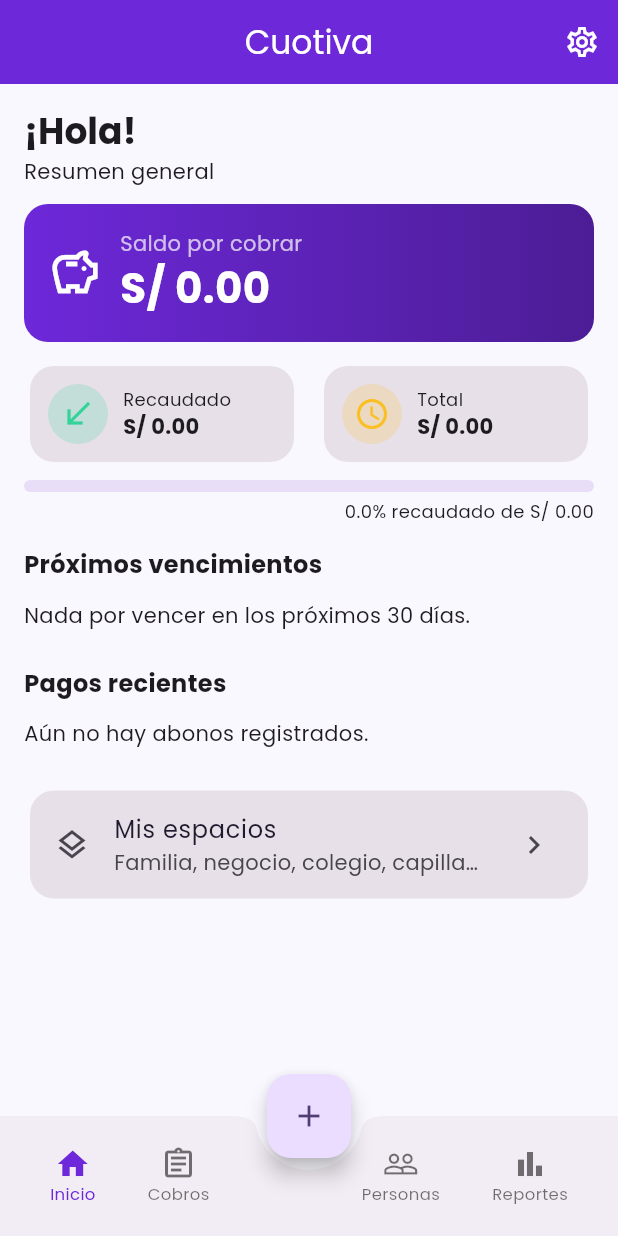
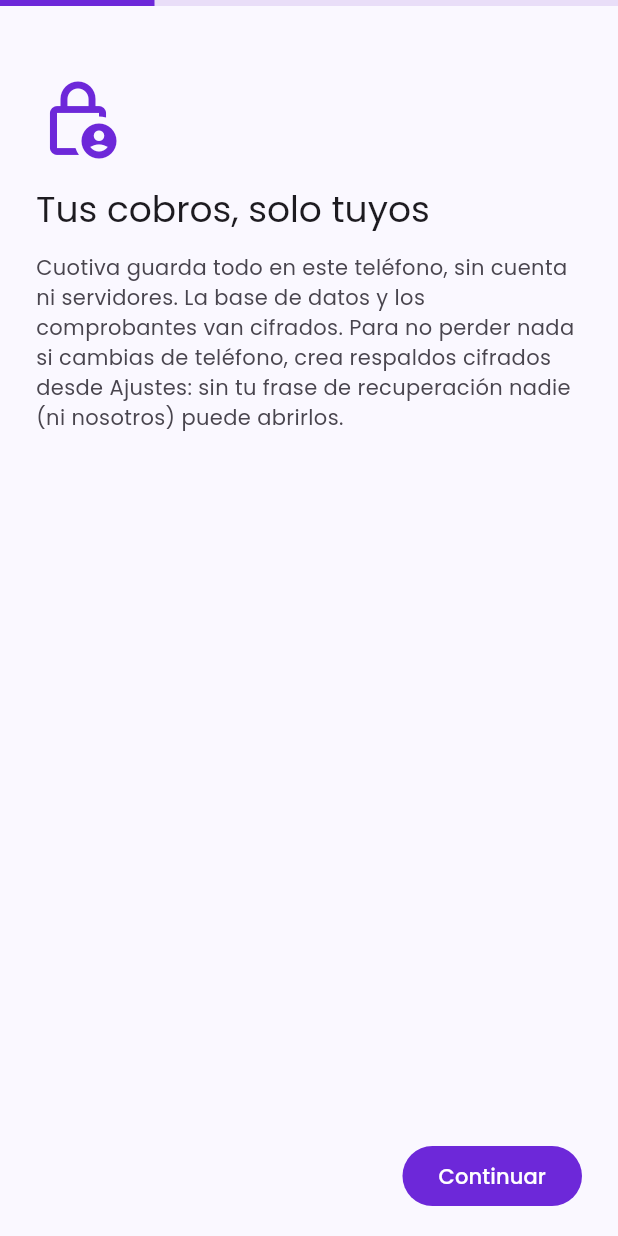
Before and after one commit to jorarmarfin/cuotiva, a Flutter app: the screen it shows after launch, on a phone screen of 412 x 824 dp. Run offline on Flutter 3.47's test engine with Material 3 defaults, Android fonts, the phone set to English and light mode, and no system bars; our stand-ins replace animate_do, drift, file_picker, flutter_local_notifications, flutter_riverpod, flutter_secure_storage and 10 more; missing offline and left inert: cryptography, in_app_update, sqlite3; accounts and stored records are empty; generated files the repository leaves out were written again.

Commit message:
feat: recordatorios locales de cuotas y onboarding de primer uso
Co-Authored-By: Claude Sonnet 5.5 <noreply@anthropic.com>

```diff
--- a/lib/app/app.dart
+++ b/lib/app/app.dart
@@ -5,11 +5,13 @@ import 'package:flutter_riverpod/flutter_riverpod.dart';
 import 'package:flutter_localizations/flutter_localizations.dart';
 
 import '../core/constants/app_constants.dart';
+import '../core/providers/core_providers.dart';
 import '../core/providers/repository_providers.dart';
 import '../core/router/app_router.dart';
 import '../core/theme/app_theme.dart';
 import '../core/update/app_update_service.dart';
 import '../core/widgets/lock_screen.dart';
+import '../features/onboarding/presentation/screens/onboarding_screen.dart';
 
 class CuotivaApp extends ConsumerStatefulWidget {
   const CuotivaApp({super.key, this.startupMessage});
@@ -29,7 +31,10 @@ class _CuotivaAppState extends ConsumerState<CuotivaApp> {
     WidgetsBinding.instance.addPostFrameCallback((_) {
       unawaited(AppUpdateService.instance.checkAndDownload());
       // Comprobantes de versiones previas al cifrado.
-      unawaited(_encryptPending());
+      if (ref.read(startupTasksEnabledProvider)) {
+        unawaited(_encryptPending());
+        ref.read(reminderSchedulerProvider).start();
+      }
       final msg = widget.startupMessage;
       if (msg != null) {
         rootMessengerKey.currentState?.showSnackBar(
@@ -62,7 +67,8 @@ class _CuotivaAppState extends ConsumerState<CuotivaApp> {
       theme: AppTheme.light,
       themeMode: ThemeMode.light, // modo oscuro: mejora posterior (spec §6)
       routerConfig: appRouter,
-      builder: (context, child) => LockGate(child: child ?? const SizedBox()),
+      builder: (context, child) =>
+          LockGate(child: OnboardingGate(child: child ?? const SizedBox())),
       locale: const Locale('es', 'PE'),
       supportedLocales: const [Locale('es', 'PE'), Locale('es')],
       localizationsDelegates: const [
--- a/lib/core/providers/core_providers.dart
+++ b/lib/core/providers/core_providers.dart
@@ -28,3 +28,7 @@ final appDatabaseProvider = Provider<AppDatabase>((ref) {
 final clockProvider = Provider<DateTime Function()>((_) => DateTime.now);
 
 final uuidProvider = Provider<Uuid>((_) => const Uuid());
+
+/// Tareas de arranque (cifrar comprobantes heredados, recordatorios).
+/// Los tests de UI las desactivan para no abrir la base real.
+final startupTasksEnabledProvider = Provider<bool>((_) => true);
--- a/lib/core/providers/repository_providers.dart
+++ b/lib/core/providers/repository_providers.dart
@@ -13,6 +13,10 @@ import '../../features/settlements/data/settlements_repository.dart';
 import '../../features/spaces/data/spaces_repository.dart';
 import '../backup/backup_service.dart';
 import '../database/audit_service.dart';
+import '../notifications/notification_service.dart';
+import '../notifications/reminder_scheduler.dart';
+import '../../features/settings/data/reminders_repository.dart';
+import '../../features/settings/data/settings_repository.dart';
 import '../security/crypto_service.dart';
 import '../security/db_key_service.dart';
 import 'core_providers.dart';
@@ -137,3 +141,22 @@ final backupServiceProvider = FutureProvider<BackupService>((ref) async {
     clock: ref.watch(clockProvider),
   );
 });
+
+final settingsRepositoryProvider = Provider<SettingsRepository>(
+  (ref) => SettingsRepository(ref.watch(appDatabaseProvider)),
+);
+
+final reminderSinkProvider = Provider<ReminderSink>(
+  (_) => LocalNotificationSink(),
+);
+
+final reminderSchedulerProvider = Provider<ReminderScheduler>((ref) {
+  final s = ReminderScheduler(
+    ref.watch(settingsRepositoryProvider),
+    RemindersRepository(ref.watch(appDatabaseProvider)),
+    ref.watch(reminderSinkProvider),
+    ref.watch(clockProvider),
+  );
+  ref.onDispose(s.dispose);
+  return s;
+});
--- /dev/null
+++ b/lib/features/onboarding/presentation/providers/onboarding_providers.dart
@@ -0,0 +1,19 @@
+import 'package:flutter_riverpod/flutter_riverpod.dart';
+
+import '../../../../core/providers/repository_providers.dart';
+
+const onboardingKey = 'onboarding_done';
+
+/// true si ya se completó (o si ya hay datos de un uso anterior).
+final onboardingDoneProvider = FutureProvider<bool>((ref) async {
+  final settings = ref.watch(settingsRepositoryProvider);
+  if (await settings.get(onboardingKey) == '1') return true;
+  // Instalaciones previas al onboarding: no se les vuelve a mostrar.
+  final spaces = await ref.read(spacesRepositoryProvider).watchActive().first;
+  return spaces.isNotEmpty;
+});
+
+Future<void> completeOnboarding(WidgetRef ref) async {
+  await ref.read(settingsRepositoryProvider).set(onboardingKey, '1');
+  ref.invalidate(onboardingDoneProvider);
+}
--- /dev/null
+++ b/lib/features/onboarding/presentation/screens/onboarding_screen.dart
@@ -0,0 +1,286 @@
+import 'package:flutter/material.dart';
+import 'package:flutter_riverpod/flutter_riverpod.dart';
+
+import '../../../../core/providers/repository_providers.dart';
+import '../../../../core/security/app_lock.dart';
+import '../../../../core/security/pin_service.dart';
+import '../../../spaces/domain/space_presets.dart';
+import '../providers/onboarding_providers.dart';
+
+/// Primer uso: qué hace la app y cómo protege los datos, PIN y biometría
+/// (opcionales) y el primer espacio.
+class OnboardingScreen extends ConsumerStatefulWidget {
+  const OnboardingScreen({super.key});
+
+  @override
+  ConsumerState<OnboardingScreen> createState() => _OnboardingScreenState();
+}
+
+class _OnboardingScreenState extends ConsumerState<OnboardingScreen> {
+  final _page = PageController();
+  final _pin = TextEditingController();
+  final _pin2 = TextEditingController();
+  final _name = TextEditingController();
+  var _step = 0;
+  var _typeKey = 'business';
+  String? _pinError;
+  var _busy = false;
+
+  static const _steps = 4;
+
+  @override
+  void dispose() {
+    _page.dispose();
+    _pin.dispose();
+    _pin2.dispose();
+    _name.dispose();
+    super.dispose();
+  }
+
+  void _go(int to) {
+    setState(() => _step = to);
+    _page.animateToPage(
+      to,
+      duration: const Duration(milliseconds: 250),
+      curve: Curves.easeOut,
+    );
+  }
+
+  Future<void> _savePin() async {
+    if (_pin.text.isEmpty && _pin2.text.isEmpty) return _go(3); // omitir
+    if (!PinService.isValidFormat(_pin.text)) {
+      setState(
+        () => _pinError =
+            'Entre ${PinService.minLength} y ${PinService.maxLength} dígitos',
+      );
+      return;
+    }
+    if (_pin.text != _pin2.text) {
+      setState(() => _pinError = 'Los PIN no coinciden');
+      return;
+    }
+    setState(() {
+      _busy = true;
+      _pinError = null;
+    });
+    await ref.read(appLockProvider.notifier).setPin(_pin.text);
+    if (!mounted) return;
+    setState(() => _busy = false);
+    _go(2);
+  }
+
+  Future<void> _toggleBiometric(bool on) async {
+    final ctrl = ref.read(appLockProvider.notifier);
+    final s = ref.read(appLockProvider).settings;
+    if (on) {
+      final bio = ref.read(biometricServiceProvider);
+      if (!await bio.isAvailable ||
+          !await bio.authenticate('Confirma para activar la biometría')) {
+        return;
+      }
+    }
+    await ctrl.updateSettings(s.copyWith(biometric: on));
+  }
+
+  Future<void> _finish({required bool createSpace}) async {
+    setState(() => _busy = true);
+    final name = _name.text.trim();
+    if (createSpace && name.isNotEmpty) {
+      final t = spaceTypes.firstWhere((x) => x.key == _typeKey);
+      await ref
+          .read(spacesRepositoryProvider)
+          .create(name: name, color: t.color, type: t.key, icon: t.icon);
+    }
+    await completeOnboarding(ref);
+  }
+
+  @override
+  Widget build(BuildContext context) {
+    final scheme = Theme.of(context).colorScheme;
+    final lock = ref.watch(appLockProvider);
+
+    Widget page({
+      required IconData icon,
+      required String title,
+      required String body,
+      List<Widget> children = const [],
+    }) => SingleChildScrollView(
+      padding: const EdgeInsets.all(24),
+      child: Column(
+        crossAxisAlignment: CrossAxisAlignment.start,
+        children: [
+          const SizedBox(height: 24),
+          Icon(icon, size: 56, color: scheme.primary),
+          const SizedBox(height: 16),
+          Text(title, style: Theme.of(context).textTheme.headlineSmall),
+          const SizedBox(height: 12),
+          Text(
+            body,
+            style: TextStyle(color: scheme.onSurfaceVariant, height: 1.4),
+          ),
+          const SizedBox(height: 20),
+          ...children,
+        ],
+      ),
+    );
+
+    return Scaffold(
+      backgroundColor: scheme.surface,
+      body: SafeArea(
+        child: Column(
+          children: [
+            LinearProgressIndicator(value: (_step + 1) / _steps),
+            Expanded(
+              child: PageView(
+                controller: _page,
+                physics: const NeverScrollableScrollPhysics(),
+                children: [
+                  page(
+                    icon: Icons.lock_person_outlined,
+                    title: 'Tus cobros, solo tuyos',
+                    body:
+                        'Cuotiva guarda todo en este teléfono, sin cuenta ni '
+                        'servidores. La base de datos y los comprobantes van '
+                        'cifrados. Para no perder nada si cambias de teléfono, '
+                        'crea respaldos cifrados desde Ajustes: sin tu frase de '
+                        'recuperación nadie (ni nosotros) puede abrirlos.',
+                  ),
+                  page(
+                    icon: Icons.pin_outlined,
+                    title: 'Protege el acceso con un PIN',
+                    body:
+                        'Es opcional pero recomendado. Se pedirá al abrir la '
+                        'app y al volver de segundo plano. Déjalo vacío para omitir.',
+                    children: [
+                      TextField(
+                        controller: _pin,
+                        obscureText: true,
+                        keyboardType: TextInputType.number,
+                        maxLength: PinService.maxLength,
+                        decoration: const InputDecoration(
+                          labelText: 'PIN',
+                          counterText: '',
+                        ),
+                      ),
+                      TextField(
+                        controller: _pin2,
+                        obscureText: true,
+                        keyboardType: TextInputType.number,
+                        maxLength: PinService.maxLength,
+                        decoration: InputDecoration(
+                          labelText: 'Repite el PIN',
+                          counterText: '',
+                          errorText: _pinError,
+                        ),
+                      ),
+                    ],
+                  ),
+                  page(
+                    icon: Icons.fingerprint,
+                    title: 'Desbloquear con biometría',
+                    body: lock.pinSet
+                        ? 'Usa tu huella o rostro en lugar de escribir el PIN. '
+                              'El PIN seguirá disponible.'
+                        : 'Necesitas un PIN para usar la biometría. Puedes '
+                              'configurarlo luego en Ajustes.',
+                    children: [
+                      SwitchListTile(
+                        contentPadding: EdgeInsets.zero,
+                        title: const Text('Activar biometría'),
+                        value: lock.settings.biometric,
+                        onChanged: lock.pinSet ? _toggleBiometric : null,
+                      ),
+                    ],
+                  ),
+                  page(
+                    icon: Icons.folder_special_outlined,
+                    title: 'Crea tu primer espacio',
+                    body:
+                        'Un espacio agrupa tus cobros: Familia, Negocio, '
+                        'Colegio… Puedes crear más después.',
+                    children: [
+                      Wrap(
+                        spacing: 8,
+                        runSpacing: 8,
+                        children: [
+                          for (final t in spaceTypes)
+                            ChoiceChip(
+                              avatar: Icon(spaceIconData(t.icon), size: 18),
+                              label: Text(t.label),
+                              selected: _typeKey == t.key,
+                              onSelected: (_) => setState(() {
+                                _typeKey = t.key;
+                                if (_name.text.isEmpty) _name.text = t.label;
+                              }),
+                            ),
+                        ],
+                      ),
+                      const SizedBox(height: 12),
+                      TextField(
+                        controller: _name,
+                        textCapitalization: TextCapitalization.sentences,
+                        decoration: const InputDecoration(
+                          labelText: 'Nombre del espacio',
+                        ),
+                      ),
+                    ],
+                  ),
+                ],
+              ),
+            ),
+            Padding(
+              padding: const EdgeInsets.fromLTRB(24, 0, 24, 16),
+              child: Row(
+                children: [
+                  if (_step > 0 && _step < 3)
+                    TextButton(
+                      onPressed: _busy ? null : () => _go(_step - 1),
+                      child: const Text('Atrás'),
+                    ),
+                  const Spacer(),
+                  if (_step == 3)
+                    TextButton(
+                      onPressed: _busy
+                          ? null
+                          : () => _finish(createSpace: false),
+                      child: const Text('Omitir'),
+                    ),
+                  const SizedBox(width: 8),
+                  FilledButton(
+                    onPressed: _busy
+                        ? null
+                        : switch (_step) {
+                            0 => () => _go(1),
+                            1 => _savePin,
+                            2 => () => _go(3),
+                            _ => () => _finish(createSpace: true),
+                          },
+                    child: Text(_step == 3 ? 'Empezar' : 'Continuar'),
+                  ),
+                ],
+              ),
+            ),
+          ],
+        ),
+      ),
+    );
+  }
+}
+
+/// Muestra el onboarding encima de la app hasta completarlo.
+class OnboardingGate extends ConsumerWidget {
+  const OnboardingGate({super.key, required this.child});
+  final Widget child;
+
+  @override
+  Widget build(BuildContext context, WidgetRef ref) {
+    final done = ref.watch(onboardingDoneProvider);
+    return Stack(
+      children: [
+        child,
+        if (done.asData?.value == false)
+          const Positioned.fill(child: OnboardingScreen()),
+      ],
+    );
+  }
+}
--- a/lib/features/settings/presentation/screens/settings_screen.dart
+++ b/lib/features/settings/presentation/screens/settings_screen.dart
@@ -7,6 +7,7 @@ import '../../../../core/security/lock_settings.dart';
 import '../../../../core/security/pin_service.dart';
 import '../../../../core/update/app_update_service.dart';
 import '../widgets/pin_dialogs.dart';
+import '../widgets/reminder_settings_section.dart';
 
 class SettingsScreen extends ConsumerWidget {
   const SettingsScreen({super.key});
@@ -140,6 +141,9 @@ class SettingsScreen extends ConsumerWidget {
             onChanged: (v) => ctrl.updateSettings(s.copyWith(secureScreen: v)),
           ),
           const Divider(),
+          const _Header('Notificaciones'),
+          const ReminderSettingsSection(),
+          const Divider(),
           const _Header('Datos'),
           ListTile(
             leading: const Icon(Icons.backup_outlined),
--- a/pubspec.yaml
+++ b/pubspec.yaml
@@ -50,6 +50,7 @@ dependencies:
   cryptography: ^2.9.0
   archive: ^4.7.1
   file_picker: ^13.4.0
+  flutter_timezone: ^5.1.1
 
 dev_dependencies:
   flutter_test:
```
Also changed, not shown: lib/core/notifications/notification_service.dart (added, +97 -0 lines), lib/core/notifications/reminder_scheduler.dart (added, +51 -0 lines), lib/features/settings/data/reminders_repository.dart (added, +88 -0 lines), lib/features/settings/data/settings_repository.dart (added, +26 -0 lines), lib/features/settings/presentation/widgets/reminder_settings_section.dart (added, +103 -0 lines), pubspec.lock, 6 other files.
